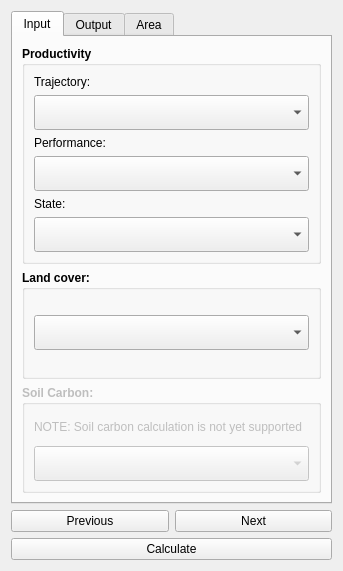
First picture: the form in LDMP/gui/DlgReportingSDG.ui, repository ConservationInternational/trends.earth, before the edit.
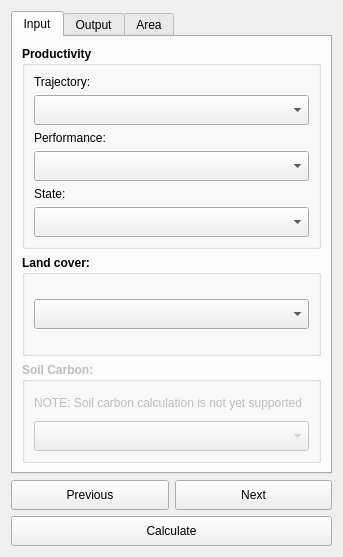
Second picture: the form after the edit.

Patch:
```diff
--- a/LDMP/gui/DlgReportingSDG.ui
+++ b/LDMP/gui/DlgReportingSDG.ui
@@ -7,7 +7,7 @@
     <x>0</x>
     <y>0</y>
     <width>337</width>
-    <height>550</height>
+    <height>534</height>
    </rect>
   </property>
   <property name="sizePolicy">
@@ -23,7 +23,7 @@
    <item>
     <widget class="QTabWidget" name="TabBox">
      <property name="sizePolicy">
-      <sizepolicy hsizetype="Minimum" vsizetype="Minimum">
+      <sizepolicy hsizetype="Minimum" vsizetype="Expanding">
        <horstretch>0</horstretch>
        <verstretch>0</verstretch>
       </sizepolicy>
@@ -42,7 +42,7 @@
        <item>
         <widget class="QGroupBox" name="groupBox">
          <property name="sizePolicy">
-          <sizepolicy hsizetype="Preferred" vsizetype="Minimum">
+          <sizepolicy hsizetype="Preferred" vsizetype="Expanding">
            <horstretch>0</horstretch>
            <verstretch>0</verstretch>
           </sizepolicy>
@@ -87,7 +87,7 @@
             <property name="minimumSize">
              <size>
               <width>0</width>
-              <height>35</height>
+              <height>30</height>
              </size>
             </property>
            </widget>
@@ -116,7 +116,7 @@
             <property name="minimumSize">
              <size>
               <width>0</width>
-              <height>35</height>
+              <height>30</height>
              </size>
             </property>
            </widget>
@@ -145,7 +145,7 @@
             <property name="minimumSize">
              <size>
               <width>0</width>
-              <height>35</height>
+              <height>30</height>
              </size>
             </property>
            </widget>
@@ -156,7 +156,7 @@
        <item>
         <widget class="QGroupBox" name="groupBox_2">
          <property name="sizePolicy">
-          <sizepolicy hsizetype="Preferred" vsizetype="Minimum">
+          <sizepolicy hsizetype="Preferred" vsizetype="Expanding">
            <horstretch>0</horstretch>
            <verstretch>0</verstretch>
           </sizepolicy>
@@ -194,7 +194,7 @@
             <property name="minimumSize">
              <size>
               <width>0</width>
-              <height>35</height>
+              <height>30</height>
              </size>
             </property>
            </widget>
@@ -208,7 +208,7 @@
           <bool>false</bool>
          </property>
          <property name="sizePolicy">
-          <sizepolicy hsizetype="Preferred" vsizetype="Minimum">
+          <sizepolicy hsizetype="Preferred" vsizetype="Expanding">
            <horstretch>0</horstretch>
            <verstretch>0</verstretch>
           </sizepolicy>
@@ -253,7 +253,7 @@
             <property name="minimumSize">
              <size>
               <width>275</width>
-              <height>35</height>
+              <height>30</height>
              </size>
             </property>
            </widget>
@@ -360,7 +360,7 @@
             <property name="minimumSize">
              <size>
               <width>0</width>
-              <height>35</height>
+              <height>30</height>
              </size>
             </property>
             <property name="text">
@@ -376,7 +376,7 @@
             <property name="minimumSize">
              <size>
               <width>0</width>
-              <height>35</height>
+              <height>30</height>
              </size>
             </property>
             <property name="text">
@@ -392,7 +392,7 @@
             <property name="minimumSize">
              <size>
               <width>0</width>
-              <height>35</height>
+              <height>30</height>
              </size>
             </property>
             <property name="text">
@@ -408,7 +408,7 @@
             <property name="minimumSize">
              <size>
               <width>0</width>
-              <height>35</height>
+              <height>30</height>
              </size>
             </property>
             <property name="text">
@@ -424,7 +424,7 @@
             <property name="minimumSize">
              <size>
               <width>0</width>
-              <height>35</height>
+              <height>30</height>
              </size>
             </property>
             <property name="text">
@@ -440,7 +440,7 @@
             <property name="minimumSize">
              <size>
               <width>0</width>
-              <height>35</height>
+              <height>30</height>
              </size>
             </property>
             <property name="text">
@@ -551,7 +551,7 @@
             <property name="minimumSize">
              <size>
               <width>0</width>
-              <height>35</height>
+              <height>30</height>
              </size>
             </property>
             <property name="maximumSize">
@@ -576,7 +576,7 @@
             <property name="minimumSize">
              <size>
               <width>0</width>
-              <height>35</height>
+              <height>30</height>
              </size>
             </property>
            </widget>
@@ -592,7 +592,7 @@
             <property name="minimumSize">
              <size>
               <width>0</width>
-              <height>35</height>
+              <height>30</height>
              </size>
             </property>
            </widget>
@@ -605,7 +605,7 @@
             <property name="minimumSize">
              <size>
               <width>0</width>
-              <height>35</height>
+              <height>30</height>
              </size>
             </property>
             <property name="placeholderText">
@@ -654,6 +654,12 @@
     <layout class="QGridLayout" name="gridLayout_3">
      <item row="1" column="0" colspan="2">
       <widget class="QPushButton" name="button_calculate">
+       <property name="minimumSize">
+        <size>
+         <width>0</width>
+         <height>30</height>
+        </size>
+       </property>
        <property name="text">
         <string>Calculate</string>
        </property>
@@ -661,6 +667,12 @@
      </item>
      <item row="0" column="0">
       <widget class="QPushButton" name="button_prev">
+       <property name="minimumSize">
+        <size>
+         <width>0</width>
+         <height>30</height>
+        </size>
+       </property>
        <property name="text">
         <string>Previous</string>
        </property>
@@ -668,6 +680,12 @@
      </item>
      <item row="0" column="1">
       <widget class="QPushButton" name="button_next">
+       <property name="minimumSize">
+        <size>
+         <width>0</width>
+         <height>30</height>
+        </size>
+       </property>
        <property name="text">
         <string>Next</string>
        </property>
```
